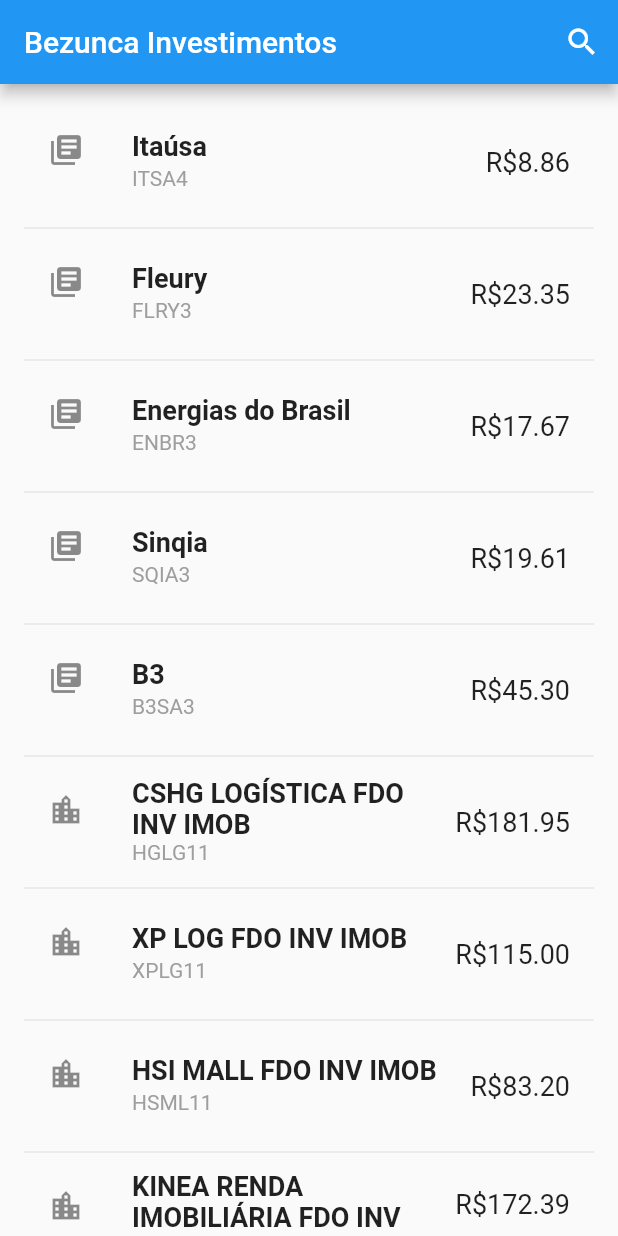
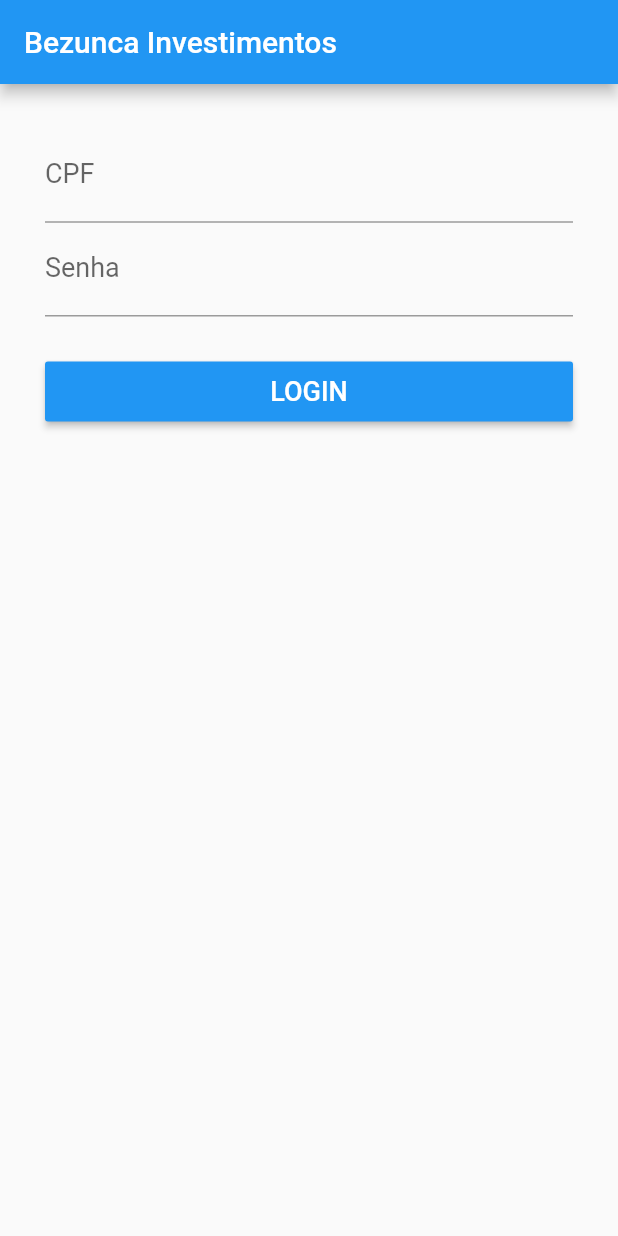
Before and after one commit to Bezunca/App, a Flutter app: the screen it shows after launch, on a phone screen of 412 x 824 dp. Run offline on Flutter 3.47's test engine with Material 2 defaults, Android fonts, the phone set to English and light mode, and no system bars.

Commit message:
login page

```diff
--- /dev/null
+++ b/lib/login.dart
@@ -0,0 +1,62 @@
+import 'package:flutter/material.dart';
+
+class LoginState extends State<Login> {
+
+  // Fonts
+  final _normalFont = const TextStyle(fontSize: 18.0);
+
+  final _buttonFont = const TextStyle(fontSize: 18.0, color: Colors.white);
+
+  final _cpf = TextEditingController();
+  final _password = TextEditingController();
+
+  @override
+  Widget build(BuildContext context) {
+    return Scaffold(
+      appBar: AppBar(
+        title: Text("Bezunca Investimentos"),
+      ),
+      body: Form(
+        child: Padding(
+          padding: EdgeInsets.all(30),
+          child: ListView(
+            children: <Widget>[
+              TextFormField(
+                controller: _cpf,
+                keyboardType: TextInputType.text,
+                style: _normalFont,
+                decoration: InputDecoration(labelText: "CPF", labelStyle: _normalFont)
+              ),
+              TextFormField(
+                controller: _password,
+                obscureText: true,
+                keyboardType: TextInputType.text,
+                style: _normalFont,
+                decoration: InputDecoration(labelText: "Senha", labelStyle: _normalFont)
+              ),
+              Container(
+                height: 40.0,
+                margin: EdgeInsets.only(top: 30.0),
+                child: RaisedButton(
+                  color: Colors.blue,
+                  child: Text("LOGIN", style: _buttonFont),
+                  onPressed: () { _onClickLogin(context); },
+                ),
+              )
+            ],
+          )
+        )
+      ),
+    );
+  }
+
+  _onClickLogin(BuildContext context) {
+
+
+  }
+}
+
+class Login extends StatefulWidget {
+  @override
+  LoginState createState() => LoginState();
+}
--- a/lib/main.dart
+++ b/lib/main.dart
@@ -1,5 +1,6 @@
 import 'package:flutter/material.dart';
-import 'asset.dart';
+
+import 'login.dart';
 
 void main() => runApp(MyApp());
 
@@ -8,75 +9,7 @@ class MyApp extends StatelessWidget {
   Widget build(BuildContext context) {
     return MaterialApp(
       title: "Bezunca",
-      home: Portfolio(),
+      home: Login(),
     );
   }
 }
-
-class PortfolioState extends State<Portfolio> {
-  final _portfolio = <Asset>[
-    Asset("Itaúsa", "ITSA4", 886, "share"),
-    Asset("Fleury", "FLRY3", 2335, "share"),
-    Asset("Energias do Brasil", "ENBR3", 1767, "share"),
-    Asset("Sinqia", "SQIA3", 1961, "share"),
-    Asset("B3", "B3SA3", 4530, "share"),
-    Asset("CSHG LOGÍSTICA FDO INV IMOB", "HGLG11", 18195, "reit"),
-    Asset("XP LOG FDO INV IMOB", "XPLG11", 11500, "reit"),
-    Asset("HSI MALL FDO INV IMOB", "HSML11", 8320, "reit"),
-    Asset("KINEA RENDA IMOBILIÁRIA FDO INV IMOB", "KNRI11", 17239, "reit"),
-    Asset("CSHG RENDA URBANA", "HGRU11", 11597, "reit"),
-    Asset("IShare SP500CI", "IVVB11", 11597, "etf")
-  ];
-
-  // Fonts
-  final _biggerFont =
-      const TextStyle(fontSize: 18.0, fontWeight: FontWeight.bold);
-  final _normalFont = const TextStyle(fontSize: 18.0);
-  final _smallerFont = const TextStyle(fontSize: 14.0, color: Colors.grey);
-
-  @override
-  Widget build(BuildContext context) {
-    return Scaffold(
-      appBar: AppBar(
-        title: Text("Bezunca Investimentos"),
-        actions: <Widget>[
-          IconButton(icon: Icon(Icons.search), onPressed: () => {}),
-        ],
-      ),
-      body: _buildPortfolio(),
-    );
-  }
-
-  Widget _buildPortfolio() {
-    return ListView.builder(
-        padding: const EdgeInsets.all(16.0),
-        itemBuilder: (context, i) {
-          if (i.isOdd) return Divider();
-          int index = i ~/ 2;
-          if (index < _portfolio.length) return _buildRow(_portfolio[index]);
-          return null;
-        });
-  }
-
-  Widget _buildRow(Asset asset) {
-    return ListTile(
-        title: Text(
-          asset.name,
-          style: _biggerFont,
-        ),
-        subtitle: Text(
-          asset.ticker,
-          style: _smallerFont,
-        ),
-        leading: Icon(asset.icon),
-        trailing: Text(
-          asset.price,
-          style: _normalFont,
-        ));
-  }
-}
-
-class Portfolio extends StatefulWidget {
-  @override
-  PortfolioState createState() => PortfolioState();
-}
```
Also changed, not shown: lib/portfolio.dart (added, +70 -0 lines), pubspec.lock.
